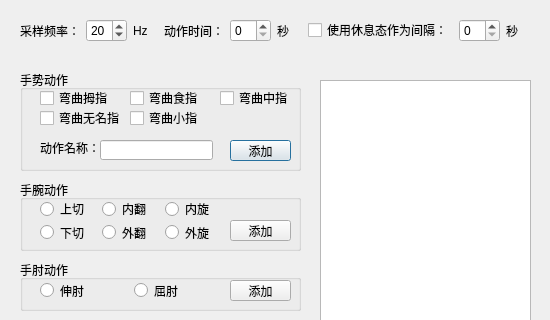
The window that GUI/TrainModule.ui (brucelv1/TrainModule) describes before a commit, drawn with Qt 5; both pictures show x 0 to 550 and y 0 to 320 of the 550 by 600 pixel window.
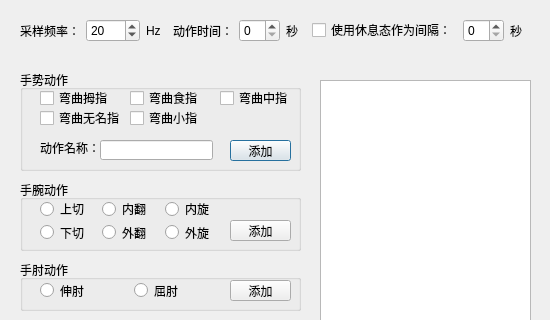
The same window after the commit.

Commit message:
change sampling condition
from time-based to sampling-points-based

```diff
--- a/GUI/TrainModule.ui
+++ b/GUI/TrainModule.ui
@@ -50,6 +50,9 @@
     </item>
     <item>
      <widget class="QSpinBox" name="spinBox_SampleRate">
+      <property name="maximum">
+       <number>1000</number>
+      </property>
       <property name="value">
        <number>20</number>
       </property>
```
The commit also changes 2 other files.
